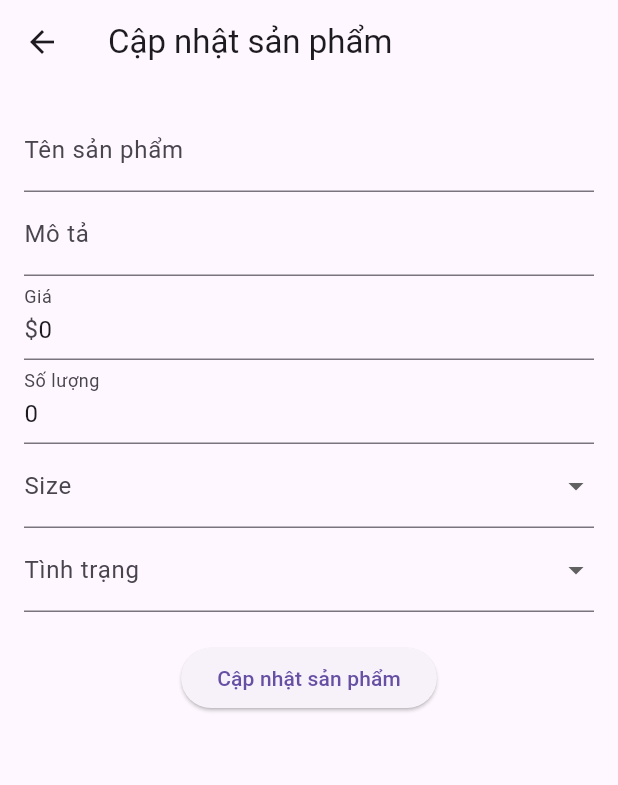
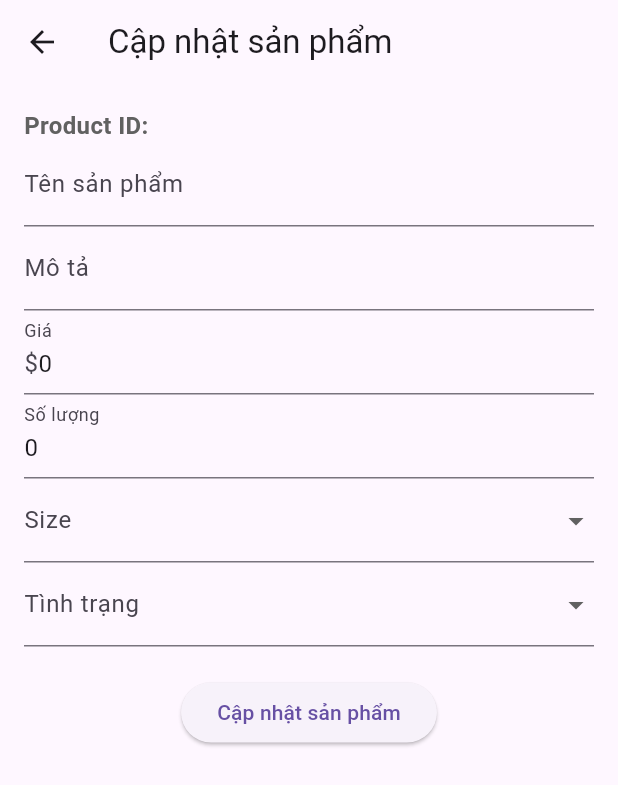
Before and after one commit to kow111/flutter_app_manager, a Flutter app: the UpdateProductScreen screen opened directly with empty values, on a phone screen of 412 x 824 dp. Shown: the top 785 px of the screen. Run offline on Flutter 3.47's test engine with Material 3 defaults, Android fonts, the phone set to English and light mode, and no system bars; our stand-ins replace bloc, flutter_bloc, flutter_secure_storage, image_picker, multi_select_flutter; accounts and stored records are empty; network calls fail.

Commit message:
minor fix

```diff
--- /dev/null
+++ b/lib/models/order/product_order_model.dart
@@ -0,0 +1,18 @@
+import 'package:app_manager/models/product/product_model.dart';
+
+class ProductOrderModel {
+  final Product product;
+  final int quantity;
+
+  ProductOrderModel({
+    required this.product,
+    required this.quantity,
+  });
+
+  factory ProductOrderModel.fromJson(Map<String, dynamic> json) {
+    return ProductOrderModel(
+      product: Product.fromJson(json['product']),
+      quantity: json['quantity'],
+    );
+  }
+}
--- a/lib/screens/order/order_detail_screen.dart
+++ b/lib/screens/order/order_detail_screen.dart
@@ -174,10 +174,10 @@ class _OrderDetailScreenState extends State<OrderDetailScreen> {
                 borderRadius: BorderRadius.circular(8),
               ),
               child: ListTile(
-                title: Text(product.productName,
+                title: Text(product.product.productName,
                     style: TextStyle(fontWeight: FontWeight.bold)),
                 subtitle: Text(
-                    'Qty: ${product.quantity} - ${NumberFormat.currency(locale: 'vi_VN', symbol: '₫').format(product.price)}'),
+                    'Qty: ${product.quantity} - ${NumberFormat.currency(locale: 'vi_VN', symbol: '₫').format(product.product.price)}'),
               ),
             );
           }).toList(),
--- a/lib/screens/product/update_product_screen.dart
+++ b/lib/screens/product/update_product_screen.dart
@@ -93,7 +93,18 @@ class _UpdateProductScreenState extends State<UpdateProductScreen> {
         ),
         body: SingleChildScrollView(
           padding: const EdgeInsets.all(16.0),
-          child: Form(
+          child: Column(
+            crossAxisAlignment: CrossAxisAlignment.start,
+            children: [
+              Text(
+                'Product ID: ${widget.product.id}',
+                style: TextStyle(
+                  fontSize: 16,
+                  fontWeight: FontWeight.bold,
+                  color: Colors.grey[700],
+                ),
+              ),
+              Form(
                 key: _formKey,
                 child: Column(
                   children: [
@@ -162,7 +173,8 @@ class _UpdateProductScreenState extends State<UpdateProductScreen> {
                         _selectedCondition = value;
                       },
                     ),
-                BlocBuilder<ColorCubit, ColorState>(builder: (context, state) {
+                    BlocBuilder<ColorCubit, ColorState>(
+                        builder: (context, state) {
                       if (state is ColorLoading) {
                         return CircularProgressIndicator();
                       }
@@ -233,7 +245,8 @@ class _UpdateProductScreenState extends State<UpdateProductScreen> {
                     _images.isNotEmpty
                         ? GridView.builder(
                             shrinkWrap: true,
-                        gridDelegate: SliverGridDelegateWithFixedCrossAxisCount(
+                            gridDelegate:
+                                SliverGridDelegateWithFixedCrossAxisCount(
                               crossAxisCount: 3,
                               crossAxisSpacing: 8,
                               mainAxisSpacing: 8,
@@ -254,7 +267,8 @@ class _UpdateProductScreenState extends State<UpdateProductScreen> {
                         );
                       } else if (state is ProductUpdateSuccess) {
                         ScaffoldMessenger.of(context).showSnackBar(
-                      SnackBar(content: Text('Cập nhật sản phẩm thành công')),
+                          SnackBar(
+                              content: Text('Cập nhật sản phẩm thành công')),
                         );
                         final productCubit = context.read<ProductCubit>();
                         productCubit.setCurrentPage(1);
@@ -273,6 +287,8 @@ class _UpdateProductScreenState extends State<UpdateProductScreen> {
                   ],
                 ),
               ),
+            ],
+          ),
         ));
   }
 }
```
Also changed, not shown: lib/models/order/order_model.dart (+7 -4 lines), lib/models/product/product_model.dart (+17 -9 lines), lib/screens/product/product_screen.dart (+6 -3 lines). Lines whose indentation alone changed are shown as unchanged.
